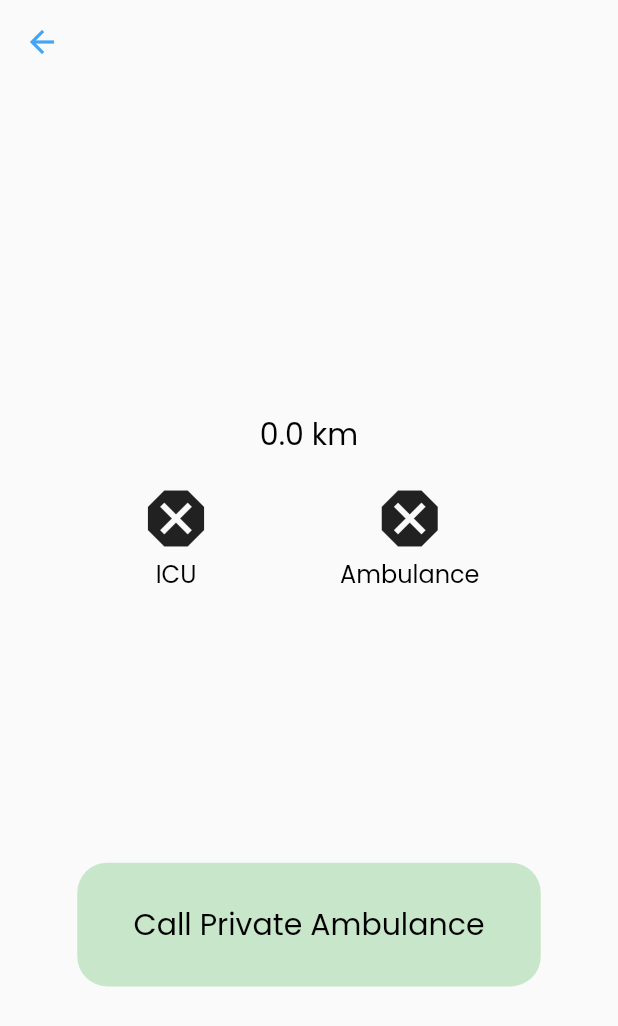
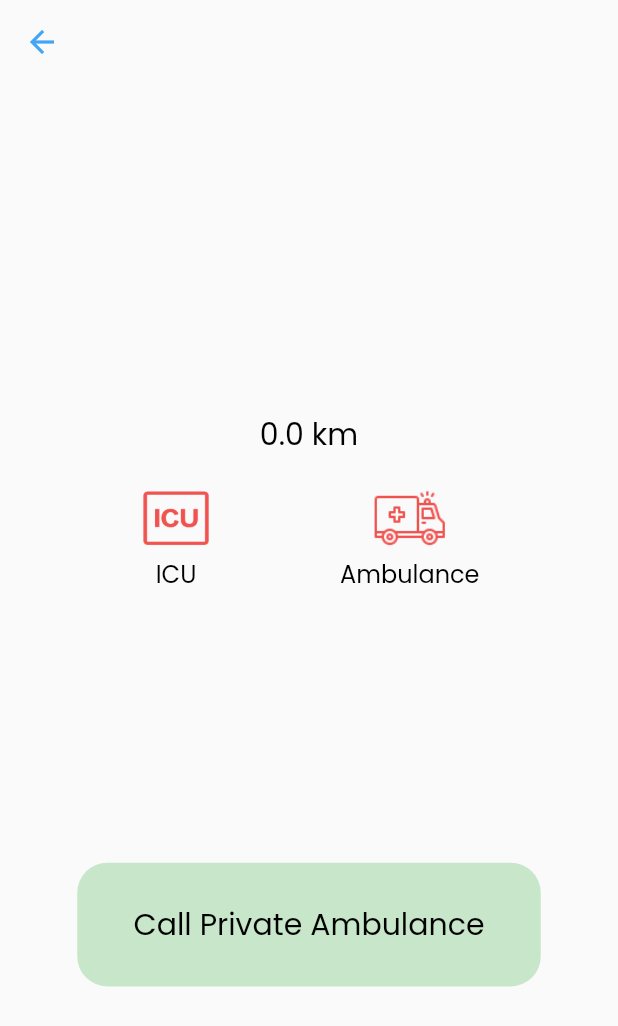
Before and after one commit to MoeYasir/patients_app, a Flutter app: the HospitalListItem widget shown alone on an empty page, opened directly with empty values, after a tap on an icon or button, on a phone screen of 412 x 824 dp. Shown: the top 1026 px of the screen. Run offline on Flutter 3.47's test engine with Material 2 defaults, Android fonts, the phone set to English and light mode, and no system bars; our stand-ins replace flutter_easyloading, geolocator, google_fonts, google_nav_bar, parse_server_sdk_flutter.

Commit message:
final commit

```diff
--- a/lib/presentation/pages/hospital_overview_page.dart
+++ b/lib/presentation/pages/hospital_overview_page.dart
@@ -60,7 +60,7 @@ class HospitalOverviewPage extends StatelessWidget {
                       children: [
                         CustomIcon(
                           available: hospital.hasICU,
-                          icon: Icons.dangerous,
+                          icon: 'assets/icons/icu.png',
                           size: 50,
                         ),
                         Text(
@@ -77,7 +77,7 @@ class HospitalOverviewPage extends StatelessWidget {
                       children: [
                         CustomIcon(
                           available: hospital.hasAmbulance,
-                          icon: Icons.dangerous,
+                          icon: 'assets/icons/icons8-ambulance-64.png',
                           size: 50,
                         ),
                         Text(
@@ -111,8 +111,7 @@ class HospitalOverviewPage extends StatelessWidget {
                     ),
                   ),
                   onTap: () {
-                    // launchUrl(phoneLaunchUri(hospital.phoneNumber.toString()));
-                    location.getLocationPermissionState().then((value) => print(value));
+                    launchUrl(phoneLaunchUri(hospital.phoneNumber.toString()));
                   },
                 ),
               ),
--- a/lib/presentation/widgets/custom_icon.dart
+++ b/lib/presentation/widgets/custom_icon.dart
@@ -1,7 +1,7 @@
 import 'package:flutter/material.dart';
 
 class CustomIcon extends StatelessWidget {
-  final IconData icon;
+  final String icon;
   final double size;
   final bool available;
 
@@ -9,9 +9,9 @@ class CustomIcon extends StatelessWidget {
 
   @override
   Widget build(BuildContext context) {
-    return Icon(
-      icon,
-      color: available? Colors.blue[400] : Colors.blue[70],
+    return ImageIcon(
+      AssetImage(icon),
+      color: available? Colors.blue[400] : Colors.red[400],
       size: size,
     );
   }
--- a/lib/presentation/widgets/hospital_list_item.dart
+++ b/lib/presentation/widgets/hospital_list_item.dart
@@ -11,9 +11,11 @@ class HospitalListItem extends StatelessWidget {
 
   @override
   Widget build(BuildContext context) {
-    return Container(
+    return Column(
+      children: [
+        Container(
           width: MediaQuery.of(context).size.width,
-      height: 100,
+          height: 80,
           child: GestureDetector(
             child: ListTile(
               title: Text(
@@ -29,12 +31,12 @@ class HospitalListItem extends StatelessWidget {
                 children: [
                   CustomIcon(
                     available: hospital.hasICU,
-                icon: Icons.dangerous,
+                    icon: 'assets/icons/icu.png',
                     size: 50,
                   ),
                   CustomIcon(
                     available: hospital.hasAmbulance,
-                icon: Icons.dangerous,
+                    icon: 'assets/icons/icons8-ambulance-64.png',
                     size: 50,
                   ),
                 ],
@@ -48,6 +50,10 @@ class HospitalListItem extends StatelessWidget {
               );
             },
           ),
+        ),
+        Divider(height: 2,)
+      ],
     );
   }
+
 }
--- a/pubspec.yaml
+++ b/pubspec.yaml
@@ -68,9 +68,9 @@ flutter:
   uses-material-design: true
 
   # To add assets to your application, add an assets section, like this:
-  # assets:
-  #   - images/a_dot_burr.jpeg
-  #   - images/a_dot_ham.jpeg
+
+  assets:
+    - assets/icons/
 
   # An image asset can refer to one or more resolution-specific "variants", see
   # https://flutter.dev/assets-and-images/#resolution-aware.
```
Also changed, not shown: lib/presentation/pages/emergency_page.dart (+27 -10 lines), assets/icons/icons8-ambulance-64.png (added), assets/icons/icu.png (added). Lines whose indentation alone changed are shown as unchanged.
